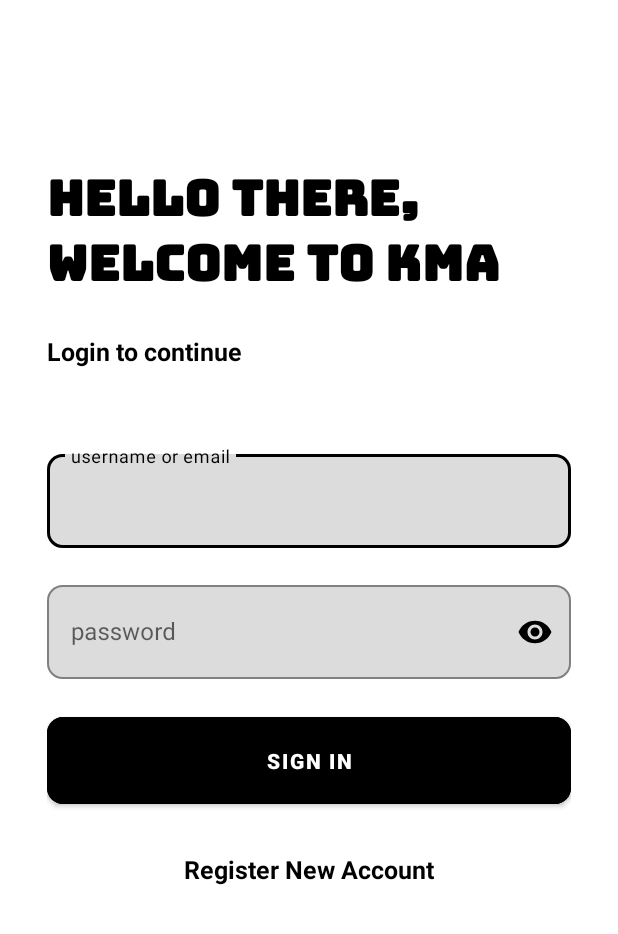
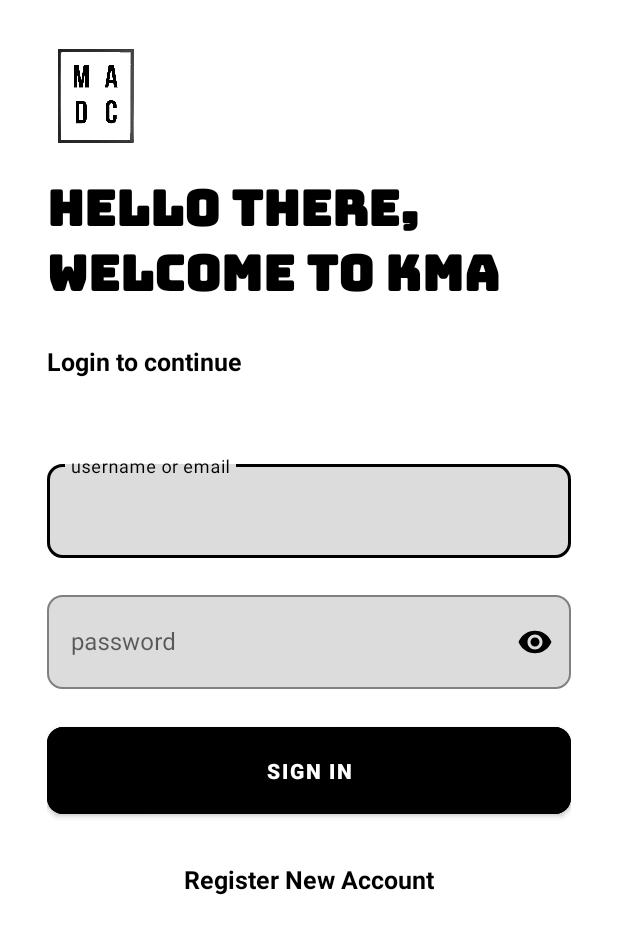
Before and after one commit to LittleHawk03/honahlAppChat, an Android app: the screen it shows after launch (SignInActivity), on a phone screen of 412 x 824 dp. Shown: the top 934 px of the screen. Run offline under Robolectric (Android 15) with nearby library versions, the phone set to English and light mode, and no system bars; our stand-ins replace Firebase (no records; nobody signed in at launch, a user with empty details on screens opened directly), sdp/ssp sizes.

Commit message:
"commit 4"

```diff
--- a/app/src/main/java/com/example/honahlappchat/Activity/SignInActivity.java
+++ b/app/src/main/java/com/example/honahlappchat/Activity/SignInActivity.java
@@ -4,6 +4,7 @@ import androidx.appcompat.app.AppCompatActivity;
 
 import android.app.Activity;
 import android.content.Intent;
+import android.os.Build;
 import android.os.Bundle;
 import android.view.View;
 import android.view.Window;
@@ -41,8 +42,23 @@ public class SignInActivity extends AppCompatActivity {
         binding = ActivitySignInBinding.inflate(getLayoutInflater());
         setContentView(binding.getRoot());
 
+        binding.ImageView.setImageResource(R.drawable.madc);
+
+        statuscolor();
         SetListeners();
 
+    }
+
+    private void statuscolor()
+    {
+        if (Build.VERSION.SDK_INT >= Build.VERSION_CODES.M)
+        {
+            getWindow().setStatusBarColor(getResources().getColor(R.color.gainsboro,this.getTheme()));
+        }
+        else if (Build.VERSION.SDK_INT >= Build.VERSION_CODES.LOLLIPOP)
+        {
+            getWindow().setStatusBarColor(getResources().getColor(R.color.gainsboro,this.getTheme()));
+        }
     }
 
     private void SetListeners() {
--- a/app/src/main/java/com/example/honahlappchat/FireBase/MessagingService.java
+++ b/app/src/main/java/com/example/honahlappchat/FireBase/MessagingService.java
@@ -1,9 +1,7 @@
 package com.example.honahlappchat.FireBase;
 
-import android.util.Log;
 
 import androidx.annotation.NonNull;
-
 import com.google.firebase.messaging.FirebaseMessagingService;
 import com.google.firebase.messaging.RemoteMessage;
 
@@ -12,12 +10,11 @@ public class MessagingService extends FirebaseMessagingService {
     @Override
     public void onNewToken(@NonNull String token) {
         super.onNewToken(token);
-//        Log.d("FCM","Token: " + token);
+
     }
 
     @Override
     public void onMessageReceived(@NonNull RemoteMessage remoteMessage) {
         super.onMessageReceived(remoteMessage);
-//        Log.d("FCM","Message: " + remoteMessage.getNotification().getBody());
     }
 }
--- a/app/src/main/java/com/example/honahlappchat/Utilities/Constants.java
+++ b/app/src/main/java/com/example/honahlappchat/Utilities/Constants.java
@@ -9,4 +9,5 @@ public class Constants {
     public static final String KEY_IS_SIGNS_IN = "IsSignIn";
     public static final String KEY_USER_ID = "userId";
     public static final String KEY_IMAGE = "image";
+    public static final String KEY_FCM_TOKEN = "fcmToken";
 }
--- /dev/null
+++ b/app/src/main/res/drawable/shape_image.xml
@@ -0,0 +1,4 @@
+<?xml version="1.0" encoding="utf-8"?>
+<shape xmlns:android="http://schemas.android.com/apk/res/android"
+    android:shape="oval">
+</shape>
--- a/app/src/main/res/layout/activity_sign_in.xml
+++ b/app/src/main/res/layout/activity_sign_in.xml
@@ -16,11 +16,16 @@
         android:gravity="center_horizontal"
         android:orientation="vertical">
 
+        <ImageView
+            android:id="@+id/ImageView"
+            android:layout_gravity="left"
+            android:layout_width="@dimen/_50sdp"
+            android:layout_height="@dimen/_50sdp"/>
+
 
         <TextView
             android:layout_width="wrap_content"
             android:layout_height="wrap_content"
-            android:layout_marginTop="@dimen/_45sdp"
             android:fontFamily="@font/bungee"
             android:text="@string/welcome"
             android:textColor="@color/black"
--- a/app/src/main/res/values/colors.xml
+++ b/app/src/main/res/values/colors.xml
@@ -10,4 +10,6 @@
     <color name="aliceblue">#f0f8ff</color>
     <color name="silver">#c0c0c0</color>
     <color name="gainsboro">#dcdcdc</color>
+    <color name="lightgrey">#d3d3d3</color>
+
 </resources>
```
Also changed, not shown: app/src/main/java/com/example/honahlappchat/Activity/MainActivity.java (+33 -0 lines), app/src/main/java/com/example/honahlappchat/Activity/SignUpActivity.java (+20 -0 lines), app/src/main/res/drawable/ic_logout.xml (added, +10 -0 lines), app/src/main/res/layout/activity_main.xml (+24 -8 lines), app/src/main/res/drawable-v24/madc.png (added).
